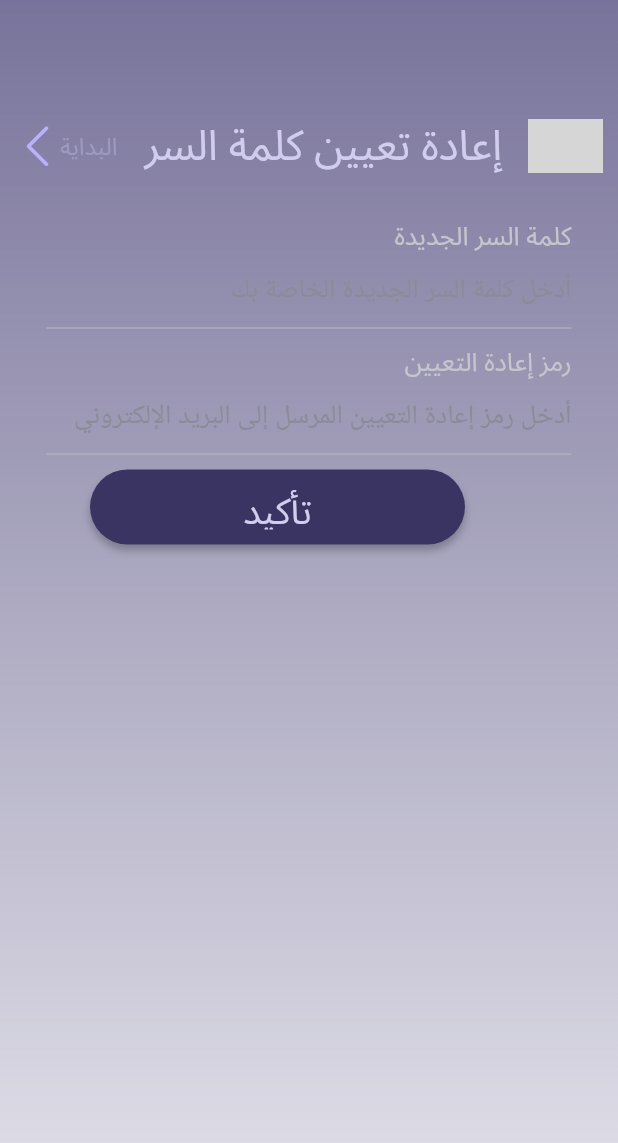
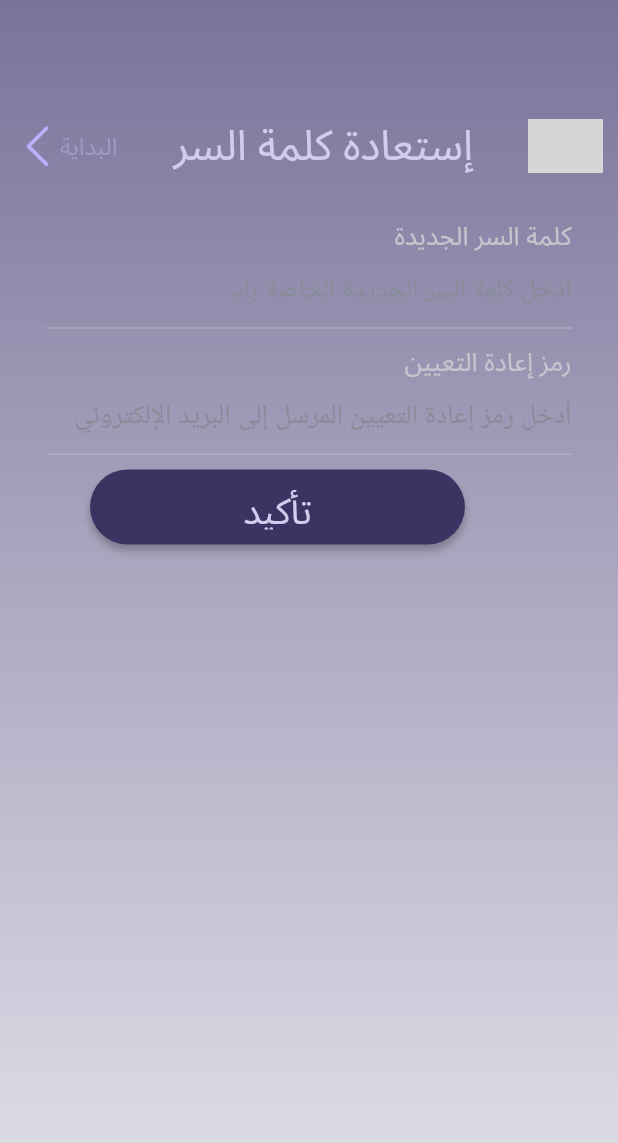
Before and after one commit to reem1alshareef/namaa, a Flutter app: the resetDataPage screen opened directly with empty values, on a phone screen of 412 x 824 dp. Shown: the top 1143 px of the screen. Run offline on Flutter 3.47's test engine with Material 3 defaults, Android fonts, the phone set to English and light mode, and no system bars; our stand-ins replace email_validator, fl_chart, flutter_otp_text_field, get_it, google_fonts, pie_chart and 3 more; missing offline and left inert: chat_gpt_sdk; accounts and stored records are empty; Roboto replaces fonts that are missing (Noto Sans Arabic); grey boxes are pictures that could not be loaded.

Commit message:
headers titles editing

```diff
--- a/lib/updatePassword/ViewupdateSupabasePassword.dart
+++ b/lib/updatePassword/ViewupdateSupabasePassword.dart
@@ -58,7 +58,7 @@ class _ViewupdateSupabasePasswordState
                     height: 20,
                   ),
                   const mainHeader(
-                    title: 'إرسال رمز إعادة تعيين كلمة السر',
+                    title: 'إستعادة كلمة السر',
                   ),
                   const SizedBox(
                     height: 20,
--- a/lib/updatePassword/resetDataPage.dart
+++ b/lib/updatePassword/resetDataPage.dart
@@ -5,8 +5,8 @@ import 'package:namaagp/Identity Elements/mainHeader.dart';
 import 'package:namaagp/SignIn/ViewSignIn.dart';
 import 'package:namaagp/services/authentication_service.dart';
 import 'package:namaagp/updatePassword/ViewModelupdateSupabasePassword.dart';
+import 'package:stacked/stacked.dart';
 import 'package:supabase_flutter/supabase_flutter.dart';
-import 'package:stacked/stacked.dart';
 
 class resetDataPage extends StatefulWidget {
   final String emailAddress;
@@ -74,7 +74,7 @@ class _resetDataPageState extends State<resetDataPage> {
                     height: 20,
                   ),
                   const mainHeader(
-                    title: 'إعادة تعيين كلمة السر',
+                    title: 'إستعادة كلمة السر',
                   ),
                   const SizedBox(
                     height: 20,
```
